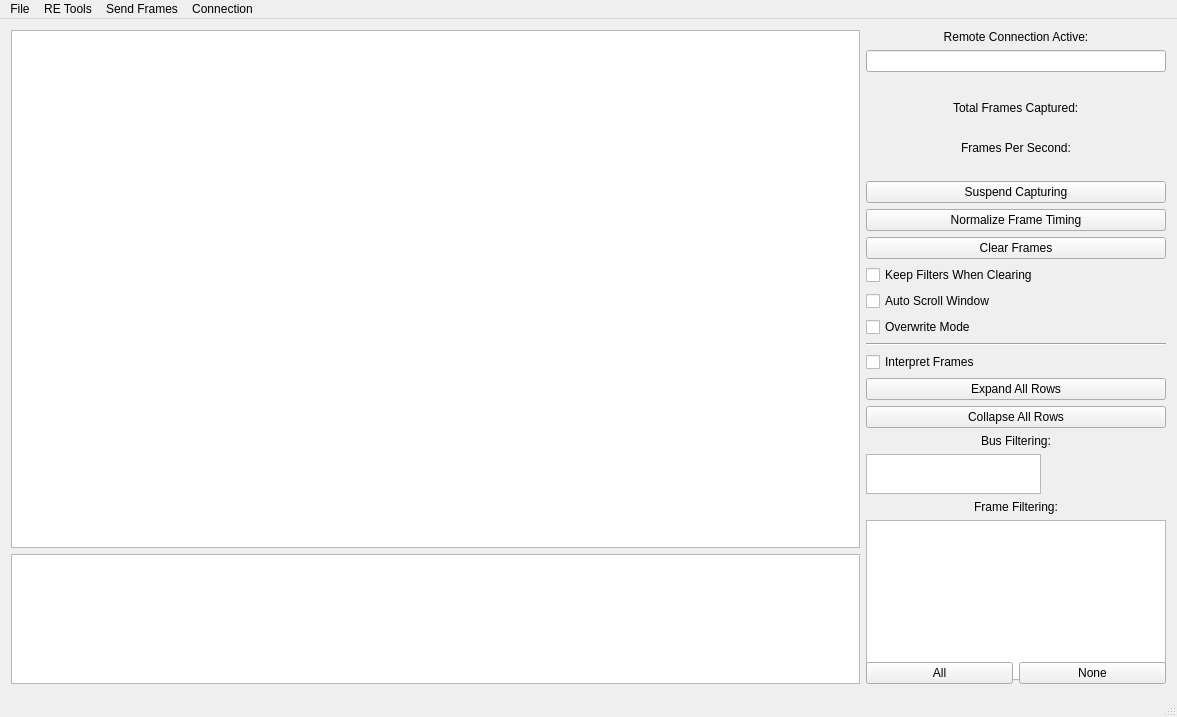
The window that ui/mainwindow.ui (minoseigenheer/SavvyCAN) describes before a commit, drawn with Qt 5.
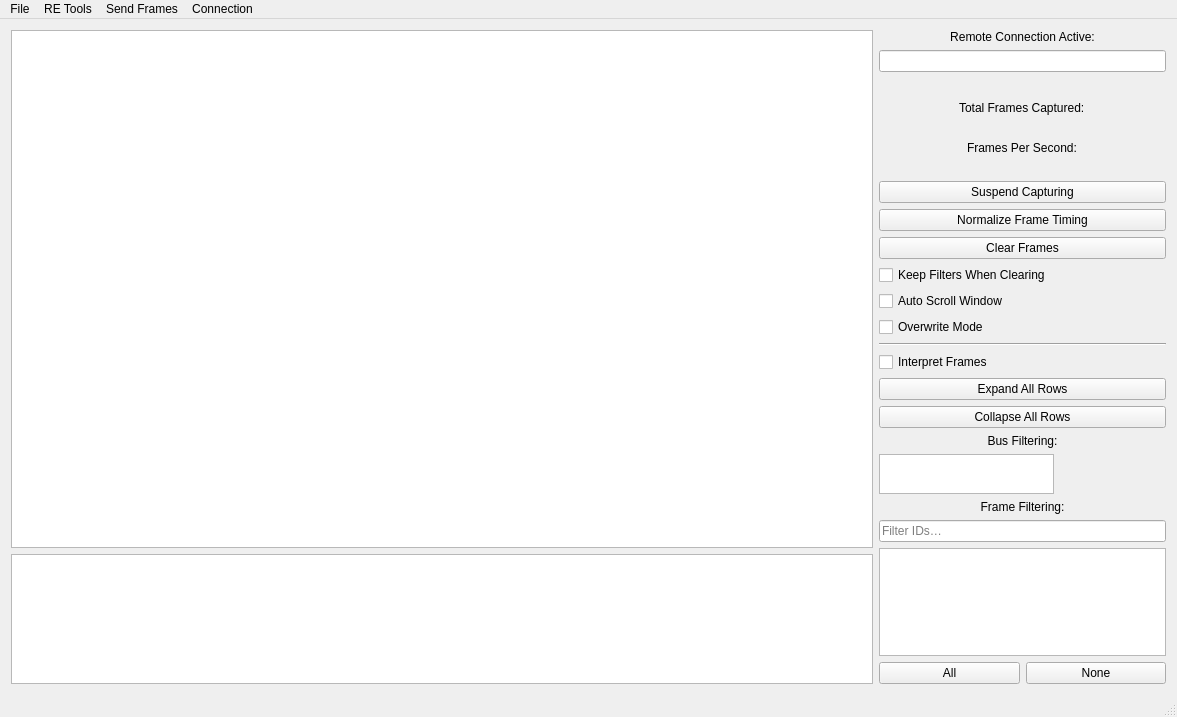
The same window after the commit.

Commit message:
Add ID search filter box to filter panel
Adds a QLineEdit above the filter list that filters both the main frame
table and the filter list items in real time. Typing a hex ID fragment
(e.g. "19B") hides non-matching rows in both the table and the list.

- CommFrameModel::setSearchFilter(): applies hex filter inside sendRefresh()
- MainWindow::onSearchFilterChanged(): hides non-matching QListWidget items
- leSearchFilter QLineEdit added to ui/mainwindow.ui with clear button
- listFilters minimum width reduced (0) to allow narrower panel

Diff of the .ui file:
```diff
--- a/ui/mainwindow.ui
+++ b/ui/mainwindow.ui
@@ -327,6 +327,13 @@
           </property>
          </widget>
         </item>
+        <item>
+         <widget class="QLineEdit" name="leSearchFilter">
+          <property name="placeholderText">
+           <string>Filter IDs…</string>
+          </property>
+         </widget>
+        </item>
         <item>
          <widget class="QListWidget" name="listFilters">
           <property name="sizePolicy">
@@ -337,14 +344,8 @@
           </property>
           <property name="minimumSize">
            <size>
-            <width>300</width>
-            <height>160</height>
-           </size>
-          </property>
-          <property name="maximumSize">
-           <size>
-            <width>1000</width>
-            <height>16777215</height>
+            <width>0</width>
+            <height>80</height>
            </size>
           </property>
           <property name="alternatingRowColors">
```
The commit also changes 4 other files.
